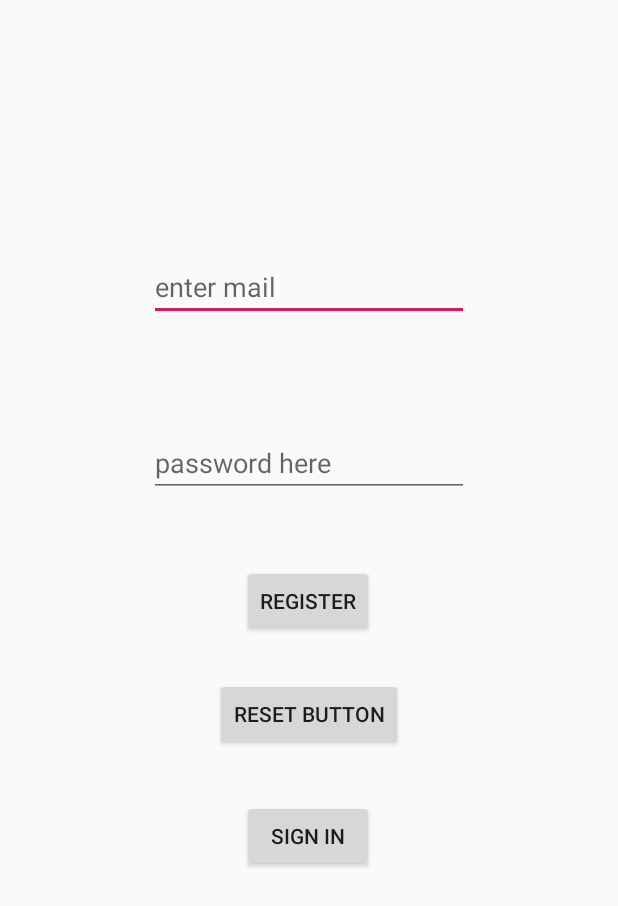
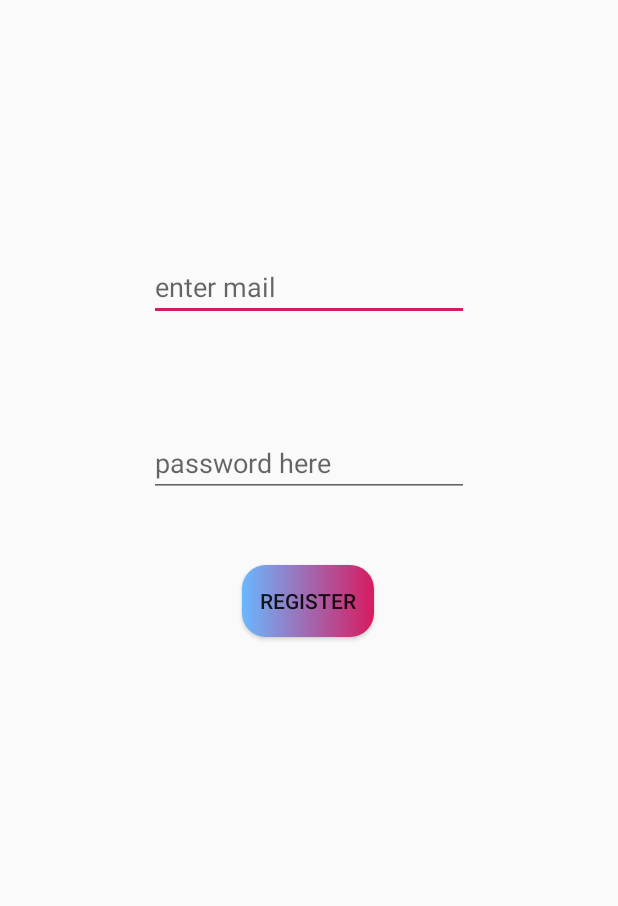
Before and after one commit to Sabekur-reza17/TodoAppWithFirebase, an Android app: the screen it shows after launch (SignupActivity), after a tap on "SIGN UP", on a phone screen of 412 x 824 dp. Shown: the top 906 px of the screen. Run offline under Robolectric (Android 15) with nearby library versions, the phone set to English and light mode, and no system bars; our stand-ins replace Firebase (no records; nobody signed in at launch, a user with empty details on screens opened directly).

Commit message:
ui changed,custom button added,internet connection check done

```diff
--- a/app/src/main/java/com/sabekur2017/todoappwithfirebase/SignupActivity.java
+++ b/app/src/main/java/com/sabekur2017/todoappwithfirebase/SignupActivity.java
@@ -19,7 +19,7 @@ import com.google.firebase.auth.FirebaseAuth;
 
 public class SignupActivity extends AppCompatActivity {
     private EditText sign_email_edt,sign_pass_edt;
-    private Button sign_RegisterBtn,sign_resetBtn,sing_UpBtn;
+    private Button sign_RegisterBtn;
     private ProgressBar sign_progressBar;
     private FirebaseAuth firebaseAuth;
 
@@ -30,22 +30,9 @@ public class SignupActivity extends AppCompatActivity {
         sign_email_edt=findViewById(R.id.sign_up_mail_edt);
         sign_pass_edt=findViewById(R.id.sign_up_pass_edt);
         sign_RegisterBtn=findViewById(R.id.sign_up_btn);
-        sign_resetBtn=findViewById(R.id.sign_up_reset_btn);
-        sing_UpBtn=findViewById(R.id.sign__btn);
         sign_progressBar=findViewById(R.id.sign_progressBar);
         firebaseAuth = FirebaseAuth.getInstance();
-        sign_resetBtn.setOnClickListener(new View.OnClickListener() {
-            @Override
-            public void onClick(View v) {
-                SignupActivity.this.startActivity(new Intent(SignupActivity.this, ResetActivity.class));
-            }
-        });
-        sing_UpBtn.setOnClickListener(new View.OnClickListener() {
-            @Override
-            public void onClick(View v) {
-                SignupActivity.this.finish();
-            }
-        });
+
         sign_RegisterBtn.setOnClickListener(new View.OnClickListener() {
             @Override
             public void onClick(View v) {
--- /dev/null
+++ b/app/src/main/java/com/sabekur2017/todoappwithfirebase/utils/MyApplication.java
@@ -0,0 +1,22 @@
+package com.sabekur2017.todoappwithfirebase.utils;
+
+import android.app.Application;
+
+public class MyApplication extends Application {
+    private static MyApplication mInstance;
+
+    @Override
+    public void onCreate() {
+        super.onCreate();
+
+        mInstance = this;
+    }
+
+    public static synchronized MyApplication getInstance() {
+        return mInstance;
+    }
+
+    public void setConnectivityListener(ConnectivityReceiver.ConnectivityReceiverListener listener) {
+        ConnectivityReceiver.connectivityReceiverListener = listener;
+    }
+}
--- /dev/null
+++ b/app/src/main/res/drawable/custom_button.xml
@@ -0,0 +1,9 @@
+<?xml version="1.0" encoding="utf-8"?>
+<shape xmlns:android="http://schemas.android.com/apk/res/android"
+    android:shape="rectangle">
+    <corners android:radius="16dp" />
+    <gradient
+        android:angle="180"
+        android:endColor="@color/colorAccentLight"
+        android:startColor="@color/colorAccent" />
+</shape>
--- a/app/src/main/res/layout/activity_add_to_do.xml
+++ b/app/src/main/res/layout/activity_add_to_do.xml
@@ -39,6 +39,7 @@
         android:layout_width="wrap_content"
         android:layout_height="wrap_content"
         android:text="Save"
+        android:background="@drawable/custom_button"
         app:layout_constraintBottom_toBottomOf="parent"
         app:layout_constraintEnd_toEndOf="parent"
         app:layout_constraintHorizontal_bias="0.498"
--- a/app/src/main/res/layout/activity_login.xml
+++ b/app/src/main/res/layout/activity_login.xml
@@ -38,6 +38,7 @@
         android:layout_width="wrap_content"
         android:layout_height="wrap_content"
         android:text="Login"
+        android:background="@drawable/custom_button"
         app:layout_constraintBottom_toBottomOf="parent"
         app:layout_constraintEnd_toEndOf="parent"
         app:layout_constraintHorizontal_bias="0.498"
@@ -50,6 +51,7 @@
         android:layout_width="wrap_content"
         android:layout_height="wrap_content"
         android:text="Reset Button"
+        android:background="@drawable/custom_button"
         app:layout_constraintBottom_toBottomOf="parent"
         app:layout_constraintEnd_toEndOf="parent"
         app:layout_constraintStart_toStartOf="parent"
@@ -61,6 +63,7 @@
         android:layout_width="wrap_content"
         android:layout_height="wrap_content"
         android:text="Sign Up"
+        android:background="@drawable/custom_button"
         app:layout_constraintBottom_toBottomOf="parent"
         app:layout_constraintEnd_toEndOf="parent"
         app:layout_constraintHorizontal_bias="0.498"
--- a/app/src/main/res/layout/activity_reset.xml
+++ b/app/src/main/res/layout/activity_reset.xml
@@ -47,6 +47,7 @@
         android:layout_width="wrap_content"
         android:layout_height="wrap_content"
         android:text="@string/btn_reset_password"
+        android:background="@drawable/custom_button"
         app:layout_constraintBottom_toBottomOf="parent"
         app:layout_constraintEnd_toEndOf="parent"
         app:layout_constraintHorizontal_bias="0.498"
@@ -59,6 +60,7 @@
         android:layout_width="wrap_content"
         android:layout_height="wrap_content"
         android:text="@string/btn_back"
+        android:background="@drawable/custom_button"
         app:layout_constraintBottom_toBottomOf="parent"
         app:layout_constraintEnd_toEndOf="parent"
         app:layout_constraintHorizontal_bias="0.498"
--- a/app/src/main/res/layout/activity_signup.xml
+++ b/app/src/main/res/layout/activity_signup.xml
@@ -36,36 +36,13 @@
         android:layout_width="wrap_content"
         android:layout_height="wrap_content"
         android:text="Register"
+        android:background="@drawable/custom_button"
         app:layout_constraintBottom_toBottomOf="parent"
         app:layout_constraintEnd_toEndOf="parent"
         app:layout_constraintHorizontal_bias="0.498"
         app:layout_constraintStart_toStartOf="parent"
         app:layout_constraintTop_toBottomOf="@+id/sign_up_pass_edt"
         app:layout_constraintVertical_bias="0.102" />
-
-    <Button
-        android:id="@+id/sign_up_reset_btn"
-        android:layout_width="wrap_content"
-        android:layout_height="wrap_content"
-        android:text="Reset Button"
-        app:layout_constraintBottom_toBottomOf="parent"
-        app:layout_constraintEnd_toEndOf="parent"
-        app:layout_constraintStart_toStartOf="parent"
-        app:layout_constraintTop_toBottomOf="@+id/sign_up_btn"
-        app:layout_constraintVertical_bias="0.078" />
-
-    <Button
-        android:id="@+id/sign__btn"
-        android:layout_width="wrap_content"
-        android:layout_height="wrap_content"
-        android:text="Sign In"
-        app:layout_constraintBottom_toBottomOf="parent"
-        app:layout_constraintEnd_toEndOf="parent"
-        app:layout_constraintHorizontal_bias="0.498"
-        app:layout_constraintStart_toStartOf="parent"
-        app:layout_constraintTop_toBottomOf="@+id/sign_up_reset_btn"
-        app:layout_constraintVertical_bias="0.121" />
-
     <ProgressBar
         android:id="@+id/sign_progressBar"
         style="?android:attr/progressBarStyle"
--- a/app/src/main/res/layout/activity_todo_details.xml
+++ b/app/src/main/res/layout/activity_todo_details.xml
@@ -12,7 +12,9 @@
         android:layout_width="match_parent"
         android:layout_height="wrap_content"
         android:text="Title"
+        android:textSize="20sp"
         android:gravity="center"
+        android:textColor="@color/black"
         app:layout_constraintBottom_toBottomOf="parent"
         app:layout_constraintEnd_toEndOf="parent"
         app:layout_constraintHorizontal_bias="0.597"
@@ -26,6 +28,8 @@
         android:layout_height="wrap_content"
         android:text="description"
         android:gravity="center"
+        android:textSize="20sp"
+        android:textColor="@color/black"
         app:layout_constraintBottom_toBottomOf="parent"
         app:layout_constraintEnd_toEndOf="parent"
         app:layout_constraintHorizontal_bias="0.498"
--- a/app/src/main/res/layout/recyceler_item.xml
+++ b/app/src/main/res/layout/recyceler_item.xml
@@ -44,6 +44,7 @@
                 android:layout_marginLeft="8dp"
                 android:id="@+id/detailsActivity_btn"
                 android:text="Details"
+                android:background="@drawable/custom_button"
                 android:layout_width="wrap_content"
                 android:layout_height="wrap_content">
 
@@ -52,6 +53,7 @@
                 android:layout_marginLeft="8dp"
                 android:id="@+id/update_todo"
                 android:text="update"
+                android:background="@drawable/custom_button"
                 android:layout_width="wrap_content"
                 android:layout_height="wrap_content">
 
@@ -60,6 +62,7 @@
                 android:layout_marginLeft="8dp"
                 android:id="@+id/delete_todo"
                 android:text="delete"
+                android:background="@drawable/custom_button"
                 android:layout_width="wrap_content"
                 android:layout_height="wrap_content">
 
--- a/app/src/main/res/layout/update_single_todo_post.xml
+++ b/app/src/main/res/layout/update_single_todo_post.xml
@@ -40,6 +40,7 @@
         android:layout_width="wrap_content"
         android:layout_height="wrap_content"
         android:text="Edit todo"
+        android:background="@drawable/custom_button"
         app:layout_constraintBottom_toBottomOf="parent"
         app:layout_constraintEnd_toEndOf="parent"
         app:layout_constraintHorizontal_bias="0.498"
@@ -52,6 +53,7 @@
         android:layout_width="wrap_content"
         android:layout_height="wrap_content"
         android:text="Cancel"
+        android:background="@drawable/custom_button"
         app:layout_constraintBottom_toBottomOf="parent"
         app:layout_constraintEnd_toEndOf="parent"
         app:layout_constraintHorizontal_bias="0.507"
--- a/app/src/main/res/values/colors.xml
+++ b/app/src/main/res/values/colors.xml
@@ -16,4 +16,6 @@
     <color name="btn_login_bg">#eceef1</color>
     <color name="lbl_name">#333333</color>
     <color name="btn_logut_bg">#ff6861</color>
+    <color name="colorAccentLight">#6ab7ff</color>
+    <color name="black">#222222</color>
 </resources>
```
Also changed, not shown: app/src/main/AndroidManifest.xml (+11 -1 lines), app/src/main/java/com/sabekur2017/todoappwithfirebase/MainActivity.java (+45 -14 lines), app/src/main/java/com/sabekur2017/todoappwithfirebase/utils/ConnectivityReceiver.java (added, +43 -0 lines), app/src/main/res/menu/navigation_menu.xml (+1 -9 lines).
